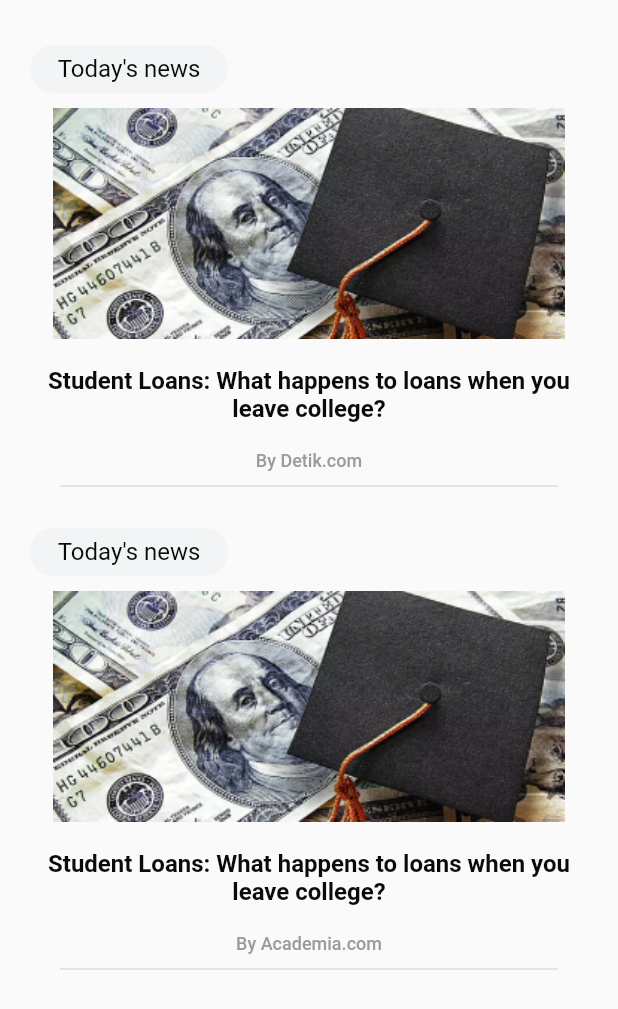
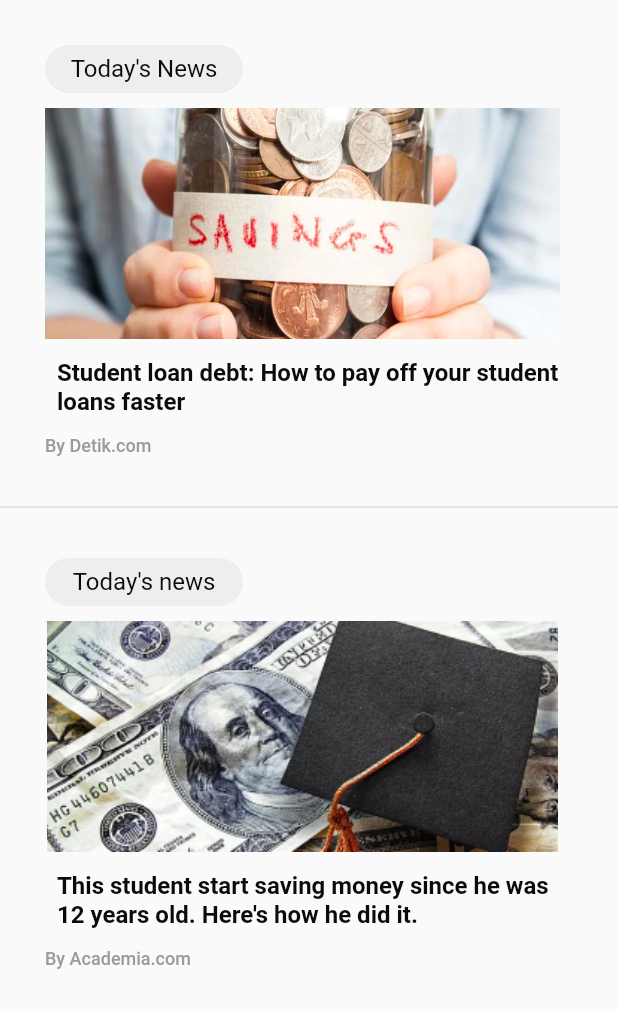
Before and after one commit to PPL-Waffar/iSaveit-flutter, a Flutter app: the NewsletterToday screen opened directly, on a phone screen of 412 x 824 dp. Shown: the top 1009 px of the screen. Run offline on Flutter 3.47's test engine with Material 2 defaults, Android fonts, the light colour scheme and no system bars; our stand-ins replace carousel_slider, pie_chart, shared_preferences; accounts and stored records are empty.

Commit message:
[REFACTOR] Fix padding on newsletter display

```diff
--- a/lib/page/newsletter/newsletter_today.dart
+++ b/lib/page/newsletter/newsletter_today.dart
@@ -1,4 +1,7 @@
+// ignore_for_file: prefer_const_constructors
+
 import 'package:flutter/material.dart';
+import 'package:isaveit/page/newsletter/newsletter_details.dart';
 // import 'package:isaveit/page/newsletter/newsletter_details.dart';
 class NewsletterToday extends StatefulWidget {
   const NewsletterToday({super.key});
@@ -12,111 +15,95 @@ class NewsToday extends State<NewsletterToday> {
   Widget build(BuildContext context) {
     return Scaffold(
           body: SingleChildScrollView(
-                child: Padding(
-                  padding: const EdgeInsets.all(20),
             child: Column(
-                  mainAxisAlignment: MainAxisAlignment.start,
-                  crossAxisAlignment: CrossAxisAlignment.center,
+                       mainAxisAlignment: MainAxisAlignment.center,
                 children: [
-                    const SizedBox(height: 10,),
-                    Row(
-                      // mainAxisAlignment: MainAxisAlignment.start,
+                    const SizedBox(height: 30),
+
+                    Padding(padding: EdgeInsets.only(left: 30, right: 30),
+                    child:Column(
+                        crossAxisAlignment: CrossAxisAlignment.start,
                           children: [
                             Container(
                               width: 132,
                               height: 32,
-                            decoration: BoxDecoration(borderRadius: BorderRadius.circular(32), color: const Color(0xffF2F4F5)),
+                              decoration: BoxDecoration(borderRadius: BorderRadius.circular(32), color: Color.fromARGB(255, 239, 238, 239)),
                               child: const Center(
-                              child :Text("Today's news", style: TextStyle(fontSize: 16, fontWeight: FontWeight.w400, color: Color(0xff090A0A)),),
+                                child :Text("Today's News", style: TextStyle(fontSize: 16, fontWeight: FontWeight.w400, color: Color(0xff090A0A)),),
                               ),
                             ),
+
+                        SizedBox(height: 10),
+
+                        Image.asset('assets/images/newsletter.png', width: 343, height: 154,),
+
+                        SizedBox(height: 5),
+
+                        TextButton(
+                          key: const Key("today1"),
+                          child: const Text(
+                            "Student loan debt: How to pay off your student loans faster",
+                            style: TextStyle(fontSize: 16, fontWeight: FontWeight.w700,color: Color(0xff090A0A)),
+                          ),
+                          onPressed: () async {Navigator.push(context,MaterialPageRoute(builder: (context) =>const NewsDetails()));},
+                          ),
+
+                          SizedBox(height: 5),
+
+                          Text('By Detik.com', style: TextStyle(color: Color(0xff979C9E), fontSize: 12, fontWeight: FontWeight.w500)),
                           ]
-                    ),
-                    const SizedBox(height: 10,),
-                    Column(
-                      mainAxisAlignment: MainAxisAlignment.start,
-                      children: [
-                        SizedBox(
-                          child: Image.asset('assets/images/newsletter2.png', width: 343, height: 154,),
-                        ),
-                      ],
-                    ),
-                    const SizedBox(height: 10,),
-                    // const Text('Student Loans: What happens to loans when you leave college?', style: TextStyle(fontSize: 16, fontWeight: FontWeight.w700),),
-                    TextButton(
-                      key: const Key("todayTitle1"),
-                      child: const Text(
-                        "Student Loans: What happens to loans when you leave college?",
-                        style: TextStyle(fontSize: 16, fontWeight: FontWeight.w700,color: Color(0xff090A0A)),
-                        textAlign: TextAlign.center,
-                      ),
-                      onPressed: () async {
-                      },
-                    ),
-                    // const Text('You need this! Tips on how to save more money if you live alone and still in college.', style: TextStyle(fontSize: 16, fontWeight: FontWeight.w700),),
-                    const SizedBox(height: 10,),
-                    const Text('By Detik.com', style: TextStyle(color: Color(0xff979C9E), fontSize: 12, fontWeight: FontWeight.w500),),
-                    Container(
-                      margin: const EdgeInsets.only(left: 20, right: 20),
-                      child: const Divider(
+                    )),
+              const SizedBox(height: 24),
+              Divider(
                 color: Color(0xFFDBDBDB),
                 height: 20,
                 thickness: 1,
                 indent: 0,
                 endIndent: 0,
                 ),
-                    ),
-                    const SizedBox(height: 18,),
-                    Row(
-                        mainAxisAlignment: MainAxisAlignment.start,
+
+              const SizedBox(height: 24),
+              Padding(padding: EdgeInsets.only(left: 30, right: 30),
+                    child:Column(
+                        crossAxisAlignment: CrossAxisAlignment.start,
                           children: [
                             Container(
                               width: 132,
                               height: 32,
-                            decoration: BoxDecoration(borderRadius: BorderRadius.circular(32), color: const Color(0xffF2F4F5)),
+                              decoration: BoxDecoration(borderRadius: BorderRadius.circular(32), color: Color.fromARGB(255, 239, 238, 239)),
                               child: const Center(
                                 child :Text("Today's news", style: TextStyle(fontSize: 16, fontWeight: FontWeight.w400, color: Color(0xff090A0A)),),
                               ),
                             ),
+
+                        SizedBox(height: 10),
+
+                        Image.asset('assets/images/newsletter2.png', width: 343, height: 154,),
+
+                        SizedBox(height: 5),
+
+                        TextButton(
+                          key: const Key("today2"),
+                          child: const Text(
+                            "This student start saving money since he was 12 years old. Here's how he did it.",
+                            style: TextStyle(fontSize: 16, fontWeight: FontWeight.w700,color: Color(0xff090A0A)),
+                          ),
+                          onPressed: () async {Navigator.push(context,MaterialPageRoute(builder: (context) =>const NewsDetails()));},
+                          ),
+
+                          SizedBox(height: 5),
+
+                          Text('By Academia.com', style: TextStyle(color: Color(0xff979C9E), fontSize: 12, fontWeight: FontWeight.w500)),
                           ]
-                    ),
-                    const SizedBox(height: 10,),
-                    Column(
-                      mainAxisAlignment: MainAxisAlignment.start,
-                      children: [
-                        SizedBox(
-                          child: Image.asset('assets/images/newsletter2.png', width: 343, height: 154,),
-                        ),
-                      ],
-                    ),
-                    const SizedBox(height: 10,),
-                    // const Text('Student Loans: What happens to loans when you leave college?', style: TextStyle(fontSize: 16, fontWeight: FontWeight.w700),),
-                    TextButton(
-                      key: const Key("tudeiTitle2"),
-                      child: const Text(
-                        "Student Loans: What happens to loans when you leave college?",
-                        style: TextStyle(fontSize: 16, fontWeight: FontWeight.w700,color: Color(0xff090A0A)),
-                        textAlign: TextAlign.center,
-                      ),
-                      onPressed: () async {
-                      },
-                    ),
-                    const SizedBox(height: 10,),
-                    const Text('By Academia.com', style: TextStyle(color: Color(0xff979C9E), fontSize: 12, fontWeight: FontWeight.w500),),
-                    Container(
-                      margin: const EdgeInsets.only(left: 20, right: 20),
-                      child: const Divider(
-                        color: Color(0xFFDBDBDB),
-                        height: 20,
-                        thickness: 1,
-                        indent: 0,
-                        endIndent: 0,
-                      ),
-                    ),
+                    )),
+
+
                 ]
           )
-          ),
       )
+
       );
+
+
   }
 }
```
Also changed, not shown: lib/page/newsletter/newsletter_list.dart (+38 -59 lines), lib/page/newsletter/newsletter_tips.dart (+55 -69 lines), lib/page/pocket/pocket_details.dart (+1 -51 lines), 1 other file. Lines whose indentation alone changed are shown as unchanged.
